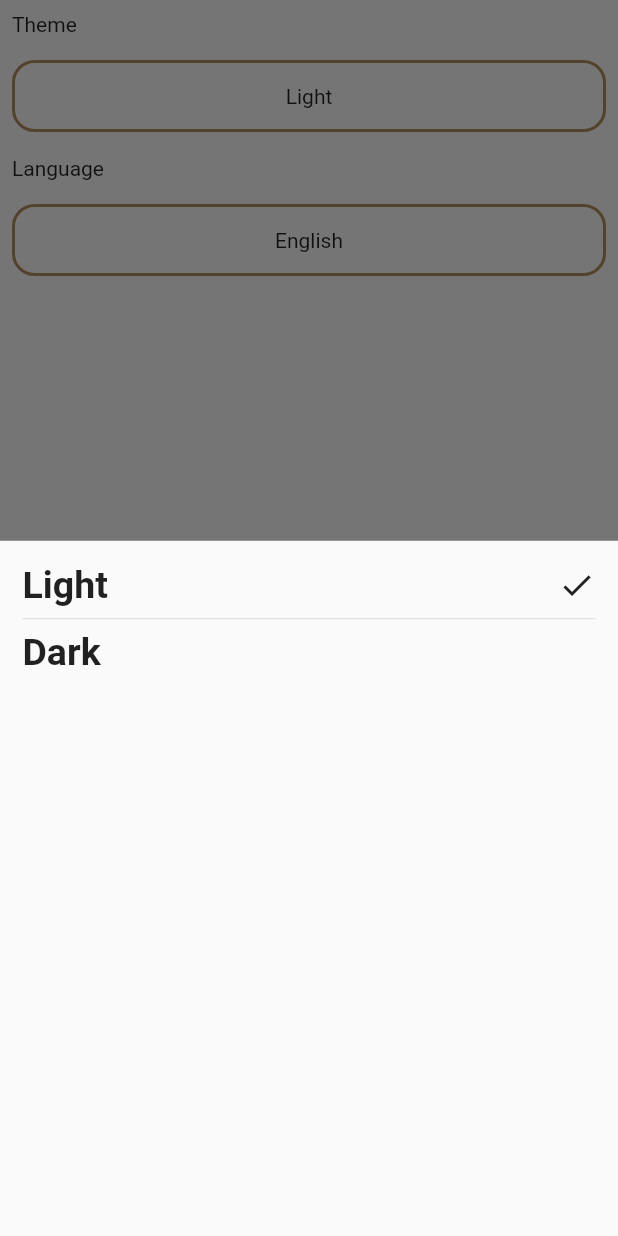
After one commit to Hosam-Shalaby/islami_app, a Flutter app: the SettingsTab screen opened directly, after a tap on "Light", on a phone screen of 412 x 824 dp. The commit adds this screen. Run offline on Flutter 3.47's test engine with Material 2 defaults, Android fonts, the phone set to English and light mode, and no system bars.

Commit message:
Create Settings_tab

```diff
--- a/lib/Home/home_screen.dart
+++ b/lib/Home/home_screen.dart
@@ -5,6 +5,7 @@ import 'package:islamic/Home/Hadeth/hadeth_tab.dart';
 import 'package:islamic/Home/Quran/quran_tab.dart';
 import 'package:islamic/Home/Radio/radio_tab.dart';
 import 'package:islamic/Home/Sebha/sebha_tab.dart';
+import 'package:islamic/Home/settings/settings_tab.dart';
 
 class HomeScreen extends StatefulWidget {
   static const String routeName = 'Home-Screen';
@@ -23,6 +24,7 @@ class _HomeScreenState extends State<HomeScreen> {
     const HadethTab(),
     const SebhaTab(),
     const RadioTab(),
+    const SettingsTab(),
   ];
 
   @override
@@ -61,6 +63,10 @@ class _HomeScreenState extends State<HomeScreen> {
                 backgroundColor: Color(0xffB7935F),
                 icon: ImageIcon(AssetImage("assets/images/icon_radio.png")),
                 label: 'Radio'),
+            BottomNavigationBarItem(
+                backgroundColor: Color(0xffB7935F),
+                icon: Icon(Icons.settings),
+                label: 'Settings'),
           ],
         ),
       ),
--- /dev/null
+++ b/lib/Home/settings/settings_tab.dart
@@ -0,0 +1,69 @@
+import 'package:flutter/material.dart';
+import 'package:islamic/Home/settings/language_bottom_sheet.dart';
+import 'package:islamic/Home/settings/theme_bottom_sheet.dart';
+
+class SettingsTab extends StatefulWidget {
+  const SettingsTab({super.key});
+
+  @override
+  State<SettingsTab> createState() => _SettingsTabState();
+}
+
+class _SettingsTabState extends State<SettingsTab> {
+  @override
+  Widget build(BuildContext context) {
+    return Scaffold(
+      body: Column(
+        crossAxisAlignment: CrossAxisAlignment.stretch,
+        children: [
+          const Padding(
+            padding: EdgeInsets.all(8.0),
+            child: Text('Theme'),
+          ),
+          InkWell(
+            onTap: () {
+              showThemeBottomSheet();
+            },
+            child: Container(
+              margin: const EdgeInsets.all(8),
+              height: 48,
+              decoration: BoxDecoration(
+                  borderRadius: BorderRadius.circular(15),
+                  // color: Colors.black,
+                  border: Border.all(color: const Color(0xFFB7935F), width: 2)),
+              child: const Center(child: Text('Light')),
+            ),
+          ),
+          const Padding(
+            padding: EdgeInsets.all(8.0),
+            child: Text('Language'),
+          ),
+          InkWell(
+            onTap: () {
+              showLanguageBottomSheet();
+            },
+            child: Container(
+              margin: const EdgeInsets.all(8),
+              height: 48,
+              decoration: BoxDecoration(
+                  borderRadius: BorderRadius.circular(15),
+                  // color: Colors.black,
+                  border: Border.all(color: const Color(0xFFB7935F), width: 2)),
+              child: const Center(child: Text('English')),
+            ),
+          ),
+        ],
+      ),
+    );
+  }
+
+  void showThemeBottomSheet() {
+    showModalBottomSheet(
+        context: context, builder: (context) => const ThemeBottomSheet());
+  }
+
+  void showLanguageBottomSheet() {
+    showModalBottomSheet(
+        context: context, builder: (context) => const LanguageBottomSheet());
+  }
+}
--- /dev/null
+++ b/lib/Home/settings/theme_bottom_sheet.dart
@@ -0,0 +1,43 @@
+import 'package:flutter/material.dart';
+
+class ThemeBottomSheet extends StatelessWidget {
+  const ThemeBottomSheet({super.key});
+
+  @override
+  Widget build(BuildContext context) {
+    return Container(
+      padding: const EdgeInsets.all(15),
+      child: Column(
+        crossAxisAlignment: CrossAxisAlignment.start,
+        children: [
+          getSelectedItem('Light'),
+          const Divider(),
+          getUnSelectedItem('Dark'),
+        ],
+      ),
+    );
+  }
+
+  Widget getSelectedItem(String text) {
+    return Row(
+      mainAxisAlignment: MainAxisAlignment.spaceBetween,
+      children: [
+        Text(
+          text,
+          style: const TextStyle(fontSize: 25, fontWeight: FontWeight.bold),
+        ),
+        const Icon(
+          Icons.check,
+          size: 25,
+        )
+      ],
+    );
+  }
+
+  Widget getUnSelectedItem(String text) {
+    return Text(
+      text,
+      style: const TextStyle(fontSize: 25, fontWeight: FontWeight.bold),
+    );
+  }
+}
```
Also changed, not shown: lib/Home/settings/language_bottom_sheet.dart (added, +43 -0 lines).
